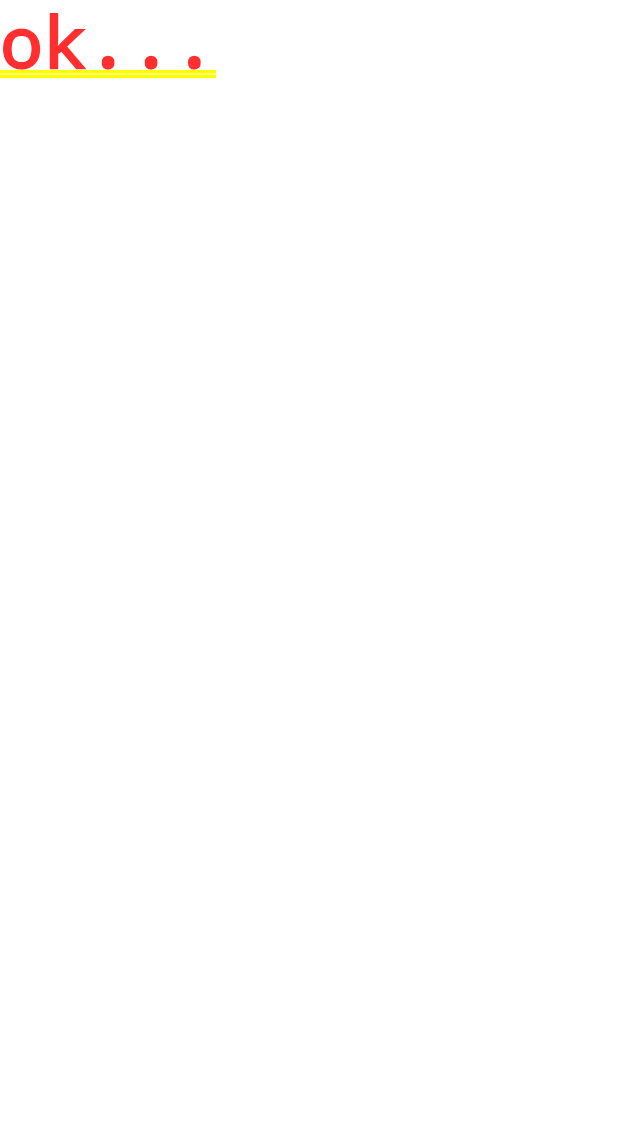
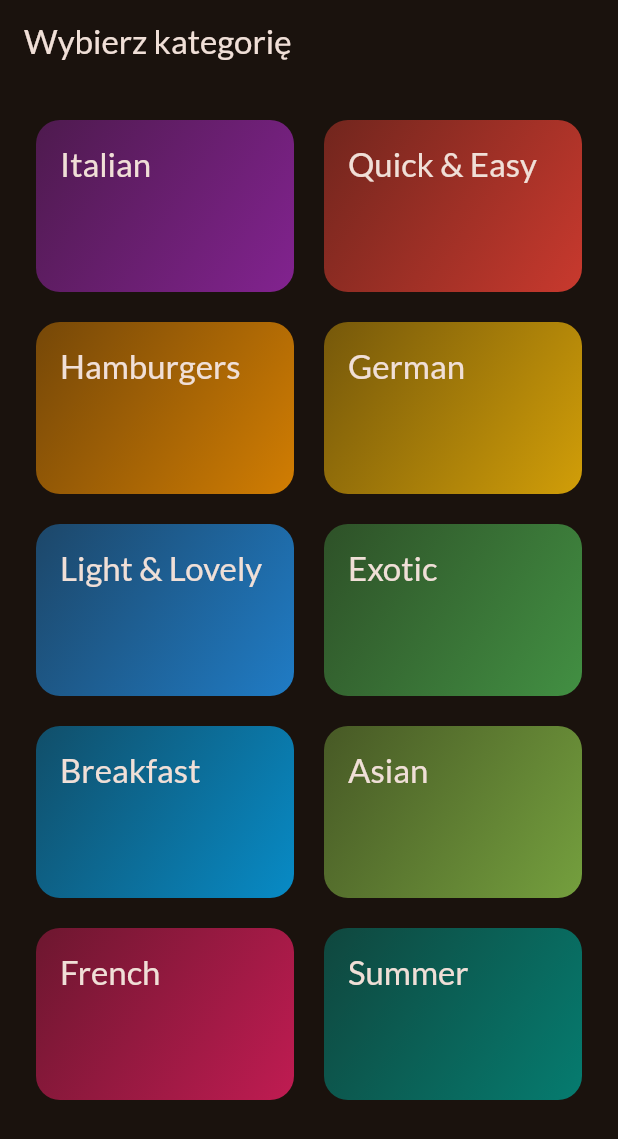
Before and after one commit to sake12/flutter_projects, a Flutter app: the screen it shows after launch, on a phone screen of 412 x 824 dp. Shown: the top 1139 px of the screen. Run offline on Flutter 3.47's test engine with Material 2 defaults, Android fonts, the phone set to English and light mode, and no system bars; our stand-ins replace google_fonts.

Commit message:
styknie na dzis...

```diff
--- /dev/null
+++ b/course_08_meals/lib/data/dummy_data.dart
@@ -0,0 +1,407 @@
+import 'package:course_08_meals/models/category.dart';
+import 'package:course_08_meals/models/meal.dart';
+import 'package:flutter/material.dart';
+
+const availableCategories = [
+  Category(
+    id: 'c1',
+    title: 'Italian',
+    color: Colors.purple,
+  ),
+  Category(
+    id: 'c2',
+    title: 'Quick & Easy',
+    color: Colors.red,
+  ),
+  Category(
+    id: 'c3',
+    title: 'Hamburgers',
+    color: Colors.orange,
+  ),
+  Category(
+    id: 'c4',
+    title: 'German',
+    color: Colors.amber,
+  ),
+  Category(
+    id: 'c5',
+    title: 'Light & Lovely',
+    color: Colors.blue,
+  ),
+  Category(
+    id: 'c6',
+    title: 'Exotic',
+    color: Colors.green,
+  ),
+  Category(
+    id: 'c7',
+    title: 'Breakfast',
+    color: Colors.lightBlue,
+  ),
+  Category(
+    id: 'c8',
+    title: 'Asian',
+    color: Colors.lightGreen,
+  ),
+  Category(
+    id: 'c9',
+    title: 'French',
+    color: Colors.pink,
+  ),
+  Category(
+    id: 'c10',
+    title: 'Summer',
+    color: Colors.teal,
+  ),
+];
+
+const dummyMeals = [
+  Meal(
+    id: 'm1',
+    categories: [
+      'c1',
+      'c2',
+    ],
+    title: 'Spaghetti with Tomato Sauce',
+    affordability: Affordability.affordable,
+    complexity: Complexity.simple,
+    imageUrl:
+        'https://upload.wikimedia.org/wikipedia/commons/thumb/2/20/Spaghetti_Bolognese_mit_Parmesan_oder_Grana_Padano.jpg/800px-Spaghetti_Bolognese_mit_Parmesan_oder_Grana_Padano.jpg',
+    duration: 20,
+    ingredients: [
+      '4 Tomatoes',
+      '1 Tablespoon of Olive Oil',
+      '1 Onion',
+      '250g Spaghetti',
+      'Spices',
+      'Cheese (optional)'
+    ],
+    steps: [
+      'Cut the tomatoes and the onion into small pieces.',
+      'Boil some water - add salt to it once it boils.',
+      'Put the spaghetti into the boiling water - they should be done in about 10 to 12 minutes.',
+      'In the meantime, heaten up some olive oil and add the cut onion.',
+      'After 2 minutes, add the tomato pieces, salt, pepper and your other spices.',
+      'The sauce will be done once the spaghetti are.',
+      'Feel free to add some cheese on top of the finished dish.'
+    ],
+    isGlutenFree: false,
+    isVegan: true,
+    isVegetarian: true,
+    isLactoseFree: true,
+  ),
+  Meal(
+    id: 'm2',
+    categories: [
+      'c2',
+    ],
+    title: 'Toast Hawaii',
+    affordability: Affordability.affordable,
+    complexity: Complexity.simple,
+    imageUrl:
+        'https://cdn.pixabay.com/photo/2018/07/11/21/51/toast-3532016_1280.jpg',
+    duration: 10,
+    ingredients: [
+      '1 Slice White Bread',
+      '1 Slice Ham',
+      '1 Slice Pineapple',
+      '1-2 Slices of Cheese',
+      'Butter'
+    ],
+    steps: [
+      'Butter one side of the white bread',
+      'Layer ham, the pineapple and cheese on the white bread',
+      'Bake the toast for round about 10 minutes in the oven at 200°C'
+    ],
+    isGlutenFree: false,
+    isVegan: false,
+    isVegetarian: false,
+    isLactoseFree: false,
+  ),
+  Meal(
+    id: 'm3',
+    categories: [
+      'c2',
+      'c3',
+    ],
+    title: 'Classic Hamburger',
+    affordability: Affordability.pricey,
+    complexity: Complexity.simple,
+    imageUrl:
+        'https://cdn.pixabay.com/photo/2014/10/23/18/05/burger-500054_1280.jpg',
+    duration: 45,
+    ingredients: [
+      '300g Cattle Hack',
+      '1 Tomato',
+      '1 Cucumber',
+      '1 Onion',
+      'Ketchup',
+      '2 Burger Buns'
+    ],
+    steps: [
+      'Form 2 patties',
+      'Fry the patties for c. 4 minutes on each side',
+      'Quickly fry the buns for c. 1 minute on each side',
+      'Bruch buns with ketchup',
+      'Serve burger with tomato, cucumber and onion'
+    ],
+    isGlutenFree: false,
+    isVegan: false,
+    isVegetarian: false,
+    isLactoseFree: true,
+  ),
+  Meal(
+    id: 'm4',
+    categories: [
+      'c4',
+    ],
+    title: 'Wiener Schnitzel',
+    affordability: Affordability.luxurious,
+    complexity: Complexity.challenging,
+    imageUrl:
+        'https://cdn.pixabay.com/photo/2018/03/31/19/29/schnitzel-3279045_1280.jpg',
+    duration: 60,
+    ingredients: [
+      '8 Veal Cutlets',
+      '4 Eggs',
+      '200g Bread Crumbs',
+      '100g Flour',
+      '300ml Butter',
+      '100g Vegetable Oil',
+      'Salt',
+      'Lemon Slices'
+    ],
+    steps: [
+      'Tenderize the veal to about 2–4mm, and salt on both sides.',
+      'On a flat plate, stir the eggs briefly with a fork.',
+      'Lightly coat the cutlets in flour then dip into the egg, and finally, coat in breadcrumbs.',
+      'Heat the butter and oil in a large pan (allow the fat to get very hot) and fry the schnitzels until golden brown on both sides.',
+      'Make sure to toss the pan regularly so that the schnitzels are surrounded by oil and the crumbing becomes ‘fluffy’.',
+      'Remove, and drain on kitchen paper. Fry the parsley in the remaining oil and drain.',
+      'Place the schnitzels on awarmed plate and serve garnishedwith parsley and slices of lemon.'
+    ],
+    isGlutenFree: false,
+    isVegan: false,
+    isVegetarian: false,
+    isLactoseFree: false,
+  ),
+  Meal(
+    id: 'm5',
+    categories: [
+      'c2'
+          'c5',
+      'c10',
+    ],
+    title: 'Salad with Smoked Salmon',
+    affordability: Affordability.luxurious,
+    complexity: Complexity.simple,
+    imageUrl:
+        'https://cdn.pixabay.com/photo/2016/10/25/13/29/smoked-salmon-salad-1768890_1280.jpg',
+    duration: 15,
+    ingredients: [
+      'Arugula',
+      'Lamb\'s Lettuce',
+      'Parsley',
+      'Fennel',
+      '200g Smoked Salmon',
+      'Mustard',
+      'Balsamic Vinegar',
+      'Olive Oil',
+      'Salt and Pepper'
+    ],
+    steps: [
+      'Wash and cut salad and herbs',
+      'Dice the salmon',
+      'Process mustard, vinegar and olive oil into a dessing',
+      'Prepare the salad',
+      'Add salmon cubes and dressing'
+    ],
+    isGlutenFree: true,
+    isVegan: false,
+    isVegetarian: true,
+    isLactoseFree: true,
+  ),
+  Meal(
+    id: 'm6',
+    categories: [
+      'c6',
+      'c10',
+    ],
+    title: 'Delicious Orange Mousse',
+    affordability: Affordability.affordable,
+    complexity: Complexity.hard,
+    imageUrl:
+        'https://cdn.pixabay.com/photo/2017/05/01/05/18/pastry-2274750_1280.jpg',
+    duration: 240,
+    ingredients: [
+      '4 Sheets of Gelatine',
+      '150ml Orange Juice',
+      '80g Sugar',
+      '300g Yoghurt',
+      '200g Cream',
+      'Orange Peel',
+    ],
+    steps: [
+      'Dissolve gelatine in pot',
+      'Add orange juice and sugar',
+      'Take pot off the stove',
+      'Add 2 tablespoons of yoghurt',
+      'Stir gelatin under remaining yoghurt',
+      'Cool everything down in the refrigerator',
+      'Whip the cream and lift it under die orange mass',
+      'Cool down again for at least 4 hours',
+      'Serve with orange peel',
+    ],
+    isGlutenFree: true,
+    isVegan: false,
+    isVegetarian: true,
+    isLactoseFree: false,
+  ),
+  Meal(
+    id: 'm7',
+    categories: [
+      'c7',
+    ],
+    title: 'Pancakes',
+    affordability: Affordability.affordable,
+    complexity: Complexity.simple,
+    imageUrl:
+        'https://cdn.pixabay.com/photo/2018/07/10/21/23/pancake-3529653_1280.jpg',
+    duration: 20,
+    ingredients: [
+      '1 1/2 Cups all-purpose Flour',
+      '3 1/2 Teaspoons Baking Powder',
+      '1 Teaspoon Salt',
+      '1 Tablespoon White Sugar',
+      '1 1/4 cups Milk',
+      '1 Egg',
+      '3 Tablespoons Butter, melted',
+    ],
+    steps: [
+      'In a large bowl, sift together the flour, baking powder, salt and sugar.',
+      'Make a well in the center and pour in the milk, egg and melted butter; mix until smooth.',
+      'Heat a lightly oiled griddle or frying pan over medium high heat.',
+      'Pour or scoop the batter onto the griddle, using approximately 1/4 cup for each pancake. Brown on both sides and serve hot.'
+    ],
+    isGlutenFree: true,
+    isVegan: false,
+    isVegetarian: true,
+    isLactoseFree: false,
+  ),
+  Meal(
+    id: 'm8',
+    categories: [
+      'c8',
+    ],
+    title: 'Creamy Indian Chicken Curry',
+    affordability: Affordability.pricey,
+    complexity: Complexity.challenging,
+    imageUrl:
+        'https://cdn.pixabay.com/photo/2018/06/18/16/05/indian-food-3482749_1280.jpg',
+    duration: 35,
+    ingredients: [
+      '4 Chicken Breasts',
+      '1 Onion',
+      '2 Cloves of Garlic',
+      '1 Piece of Ginger',
+      '4 Tablespoons Almonds',
+      '1 Teaspoon Cayenne Pepper',
+      '500ml Coconut Milk',
+    ],
+    steps: [
+      'Slice and fry the chicken breast',
+      'Process onion, garlic and ginger into paste and sauté everything',
+      'Add spices and stir fry',
+      'Add chicken breast + 250ml of water and cook everything for 10 minutes',
+      'Add coconut milk',
+      'Serve with rice'
+    ],
+    isGlutenFree: true,
+    isVegan: false,
+    isVegetarian: false,
+    isLactoseFree: true,
+  ),
+  Meal(
+    id: 'm9',
+    categories: [
+      'c9',
+    ],
+    title: 'Chocolate Souffle',
+    affordability: Affordability.affordable,
+    complexity: Complexity.hard,
+    imageUrl:
+        'https://cdn.pixabay.com/photo/2014/08/07/21/07/souffle-412785_1280.jpg',
+    duration: 45,
+    ingredients: [
+      '1 Teaspoon melted Butter',
+      '2 Tablespoons white Sugar',
+      '2 Ounces 70% dark Chocolate, broken into pieces',
+      '1 Tablespoon Butter',
+      '1 Tablespoon all-purpose Flour',
+      '4 1/3 tablespoons cold Milk',
+      '1 Pinch Salt',
+      '1 Pinch Cayenne Pepper',
+      '1 Large Egg Yolk',
+      '2 Large Egg Whites',
+      '1 Pinch Cream of Tartar',
+      '1 Tablespoon white Sugar',
+    ],
+    steps: [
+      'Preheat oven to 190°C. Line a rimmed baking sheet with parchment paper.',
+      'Brush bottom and sides of 2 ramekins lightly with 1 teaspoon melted butter; cover bottom and sides right up to the rim.',
+      'Add 1 tablespoon white sugar to ramekins. Rotate ramekins until sugar coats all surfaces.',
+      'Place chocolate pieces in a metal mixing bowl.',
+      'Place bowl over a pan of about 3 cups hot water over low heat.',
+      'Melt 1 tablespoon butter in a skillet over medium heat. Sprinkle in flour. Whisk until flour is incorporated into butter and mixture thickens.',
+      'Whisk in cold milk until mixture becomes smooth and thickens. Transfer mixture to bowl with melted chocolate.',
+      'Add salt and cayenne pepper. Mix together thoroughly. Add egg yolk and mix to combine.',
+      'Leave bowl above the hot (not simmering) water to keep chocolate warm while you whip the egg whites.',
+      'Place 2 egg whites in a mixing bowl; add cream of tartar. Whisk until mixture begins to thicken and a drizzle from the whisk stays on the surface about 1 second before disappearing into the mix.',
+      'Add 1/3 of sugar and whisk in. Whisk in a bit more sugar about 15 seconds.',
+      'whisk in the rest of the sugar. Continue whisking until mixture is about as thick as shaving cream and holds soft peaks, 3 to 5 minutes.',
+      'Transfer a little less than half of egg whites to chocolate.',
+      'Mix until egg whites are thoroughly incorporated into the chocolate.',
+      'Add the rest of the egg whites; gently fold into the chocolate with a spatula, lifting from the bottom and folding over.',
+      'Stop mixing after the egg white disappears. Divide mixture between 2 prepared ramekins. Place ramekins on prepared baking sheet.',
+      'Bake in preheated oven until scuffles are puffed and have risen above the top of the rims, 12 to 15 minutes.',
+    ],
+    isGlutenFree: true,
+    isVegan: false,
+    isVegetarian: true,
+    isLactoseFree: false,
+  ),
+  Meal(
+    id: 'm10',
+    categories: [
+      'c2',
+      'c5',
+      'c10',
+    ],
+    title: 'Asparagus Salad with Cherry Tomatoes',
+    affordability: Affordability.luxurious,
+    complexity: Complexity.simple,
+    imageUrl:
+        'https://cdn.pixabay.com/photo/2018/04/09/18/26/asparagus-3304997_1280.jpg',
+    duration: 30,
+    ingredients: [
+      'White and Green Asparagus',
+      '30g Pine Nuts',
+      '300g Cherry Tomatoes',
+      'Salad',
+      'Salt, Pepper and Olive Oil'
+    ],
+    steps: [
+      'Wash, peel and cut the asparagus',
+      'Cook in salted water',
+      'Salt and pepper the asparagus',
+      'Roast the pine nuts',
+      'Halve the tomatoes',
+      'Mix with asparagus, salad and dressing',
+      'Serve with Baguette'
+    ],
+    isGlutenFree: true,
+    isVegan: true,
+    isVegetarian: true,
+    isLactoseFree: true,
+  ),
+];
--- a/course_08_meals/lib/main.dart
+++ b/course_08_meals/lib/main.dart
@@ -1,5 +1,5 @@
+import 'package:course_08_meals/screens/categories_screen.dart';
 import 'package:flutter/material.dart';
-
 import 'package:google_fonts/google_fonts.dart';
 
 final theme = ThemeData(
@@ -22,7 +22,8 @@ class App extends StatelessWidget {
   Widget build(BuildContext context) {
     return MaterialApp(
       theme: theme,
-      home: const Text('ok...'),
+      // home: MealsScreen(title: 'xx', meals: dummyMeals),
+      home: const CategoriesScreen(),
     );
   }
 }
--- /dev/null
+++ b/course_08_meals/lib/models/category.dart
@@ -0,0 +1,10 @@
+import 'package:flutter/material.dart';
+
+class Category {
+  const Category(
+      {required this.id, required this.title, this.color = Colors.white});
+
+  final String id;
+  final String title;
+  final Color color;
+}
--- /dev/null
+++ b/course_08_meals/lib/models/meal.dart
@@ -0,0 +1,43 @@
+enum Complexity {
+  simple,
+  challenging,
+  hard,
+}
+
+enum Affordability {
+  affordable,
+  pricey,
+  luxurious,
+}
+
+class Meal {
+  const Meal({
+    required this.id,
+    required this.categories,
+    required this.title,
+    required this.imageUrl,
+    required this.ingredients,
+    required this.steps,
+    required this.duration,
+    required this.complexity,
+    required this.affordability,
+    required this.isGlutenFree,
+    required this.isLactoseFree,
+    required this.isVegan,
+    required this.isVegetarian,
+  });
+
+  final String id;
+  final List<String> categories;
+  final String title;
+  final String imageUrl;
+  final List<String> ingredients;
+  final List<String> steps;
+  final int duration;
+  final Complexity complexity;
+  final Affordability affordability;
+  final bool isGlutenFree;
+  final bool isLactoseFree;
+  final bool isVegan;
+  final bool isVegetarian;
+}
--- /dev/null
+++ b/course_08_meals/lib/screens/categories_screen.dart
@@ -0,0 +1,53 @@
+import 'package:course_08_meals/models/category.dart';
+import 'package:course_08_meals/screens/meals_screen.dart';
+import 'package:flutter/material.dart';
+
+import '../data/dummy_data.dart';
+import '../widgets/category_grid_item.dart';
+
+class CategoriesScreen extends StatelessWidget {
+  const CategoriesScreen({super.key});
+
+  void _selectCategory(BuildContext context, Category category) {
+    var filteredMeals =
+        dummyMeals.where((x) => x.categories.contains(category.id)).toList();
+
+    Navigator.push(
+      context,
+      MaterialPageRoute(
+        builder: (ctx) => MealsScreen(
+          title: category.title,
+          meals: filteredMeals,
+        ),
+      ),
+    );
+  }
+
+  @override
+  Widget build(BuildContext context) {
+    return Scaffold(
+      appBar: AppBar(
+        title: const Text('Wybierz kategorię'),
+      ),
+      body: GridView(
+        padding: const EdgeInsets.all(24),
+        gridDelegate: const SliverGridDelegateWithFixedCrossAxisCount(
+          crossAxisCount: 2,
+          childAspectRatio: 3 / 2,
+          crossAxisSpacing: 20,
+          mainAxisSpacing: 20,
+        ),
+        children: [
+          // ...availableCategories
+          //     .map((x) => CategoryGridItem(category: x))
+          //     .toList(),
+          for (final item in availableCategories)
+            CategoryGridItem(
+              category: item,
+              onSelectCategory: () => _selectCategory(context, item),
+            )
+        ],
+      ),
+    );
+  }
+}
--- /dev/null
+++ b/course_08_meals/lib/screens/meals_screen.dart
@@ -0,0 +1,49 @@
+import 'package:course_08_meals/models/meal.dart';
+import 'package:course_08_meals/widgets/meal_item.dart';
+import 'package:flutter/material.dart';
+
+class MealsScreen extends StatelessWidget {
+  const MealsScreen({
+    super.key,
+    required this.title,
+    required this.meals,
+  });
+
+  final String title;
+  final List<Meal> meals;
+
+  @override
+  Widget build(BuildContext context) {
+    return Scaffold(
+      appBar: AppBar(
+        title: Text(title),
+      ),
+      body: meals.isEmpty
+          ? Center(
+              child: Column(
+              crossAxisAlignment: CrossAxisAlignment.center,
+              children: [
+                Text(
+                  'Ups...',
+                  style: Theme.of(context).textTheme.headlineLarge!.copyWith(
+                        color: Theme.of(context).colorScheme.onBackground,
+                      ),
+                ),
+                const SizedBox(height: 16),
+                Text(
+                  'Nic tu nie ma...',
+                  style: Theme.of(context).textTheme.bodyLarge!.copyWith(
+                        color: Theme.of(context).colorScheme.onBackground,
+                      ),
+                ),
+              ],
+            ))
+          : ListView.builder(
+              itemCount: meals.length,
+              itemBuilder: (ctx, index) => MealItem(
+                meal: meals[index],
+              ),
+            ),
+    );
+  }
+}
--- /dev/null
+++ b/course_08_meals/lib/widgets/category_grid_item.dart
@@ -0,0 +1,42 @@
+import 'package:course_08_meals/models/category.dart';
+import 'package:flutter/material.dart';
+
+class CategoryGridItem extends StatelessWidget {
+  const CategoryGridItem({
+    super.key,
+    required this.category,
+    required this.onSelectCategory,
+  });
+
+  final Category category;
+  final Function() onSelectCategory;
+
+  @override
+  Widget build(BuildContext context) {
+    return InkWell(
+      onTap: onSelectCategory,
+      splashColor: Theme.of(context).primaryColor,
+      borderRadius: BorderRadius.circular(16),
+      child: Container(
+        padding: const EdgeInsets.all(16),
+        decoration: BoxDecoration(
+          borderRadius: BorderRadius.circular(16),
+          gradient: LinearGradient(
+            colors: [
+              category.color.withOpacity(0.4),
+              category.color.withOpacity(0.8),
+            ],
+            begin: Alignment.topLeft,
+            end: Alignment.bottomRight,
+          ),
+        ),
+        child: Text(
+          category.title,
+          style: Theme.of(context).textTheme.titleLarge!.copyWith(
+                color: Theme.of(context).colorScheme.onBackground,
+              ),
+        ),
+      ),
+    );
+  }
+}
--- /dev/null
+++ b/course_08_meals/lib/widgets/meal_item.dart
@@ -0,0 +1,13 @@
+import 'package:course_08_meals/models/meal.dart';
+import 'package:flutter/material.dart';
+
+class MealItem extends StatelessWidget {
+  const MealItem({super.key, required this.meal});
+
+  final Meal meal;
+
+  @override
+  Widget build(BuildContext context) {
+    return const Placeholder();
+  }
+}
```
